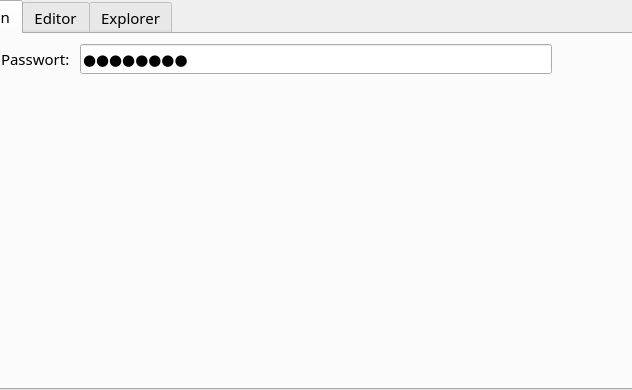
Above: ui_files/MainWindow.ui from Snupai/MultipackParser before the change; both pictures show x 101 to 733 and y 0 to 390 of the 1280 by 390 pixel window. Below: the same form after it.
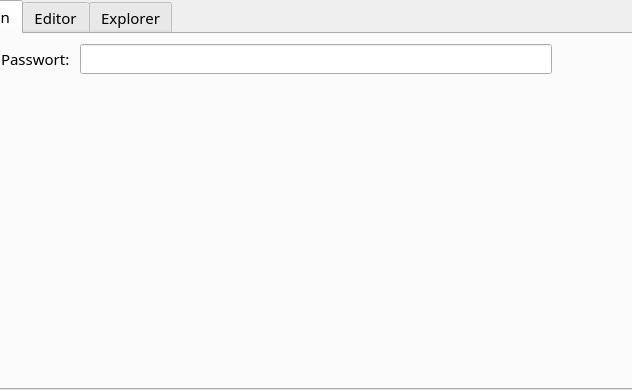
That is the form after the change. Icons and pictures are not drawn.

What changed in the file:
```diff
--- a/ui_files/MainWindow.ui
+++ b/ui_files/MainWindow.ui
@@ -1311,7 +1311,7 @@
         <item row="0" column="1">
          <widget class="QLineEdit" name="passwordEdit">
           <property name="inputMask">
-           <string>XXXXXXXX</string>
+           <string/>
           </property>
           <property name="maxLength">
            <number>8</number>
```
Left out of the diff: 3 changed lines with no effect on the pictures.
